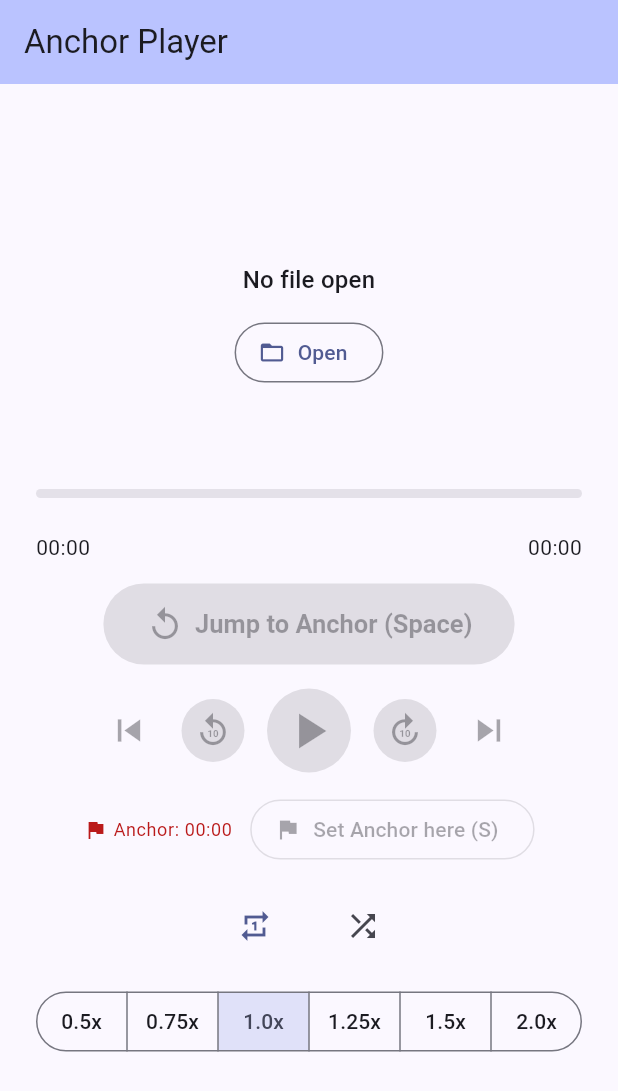
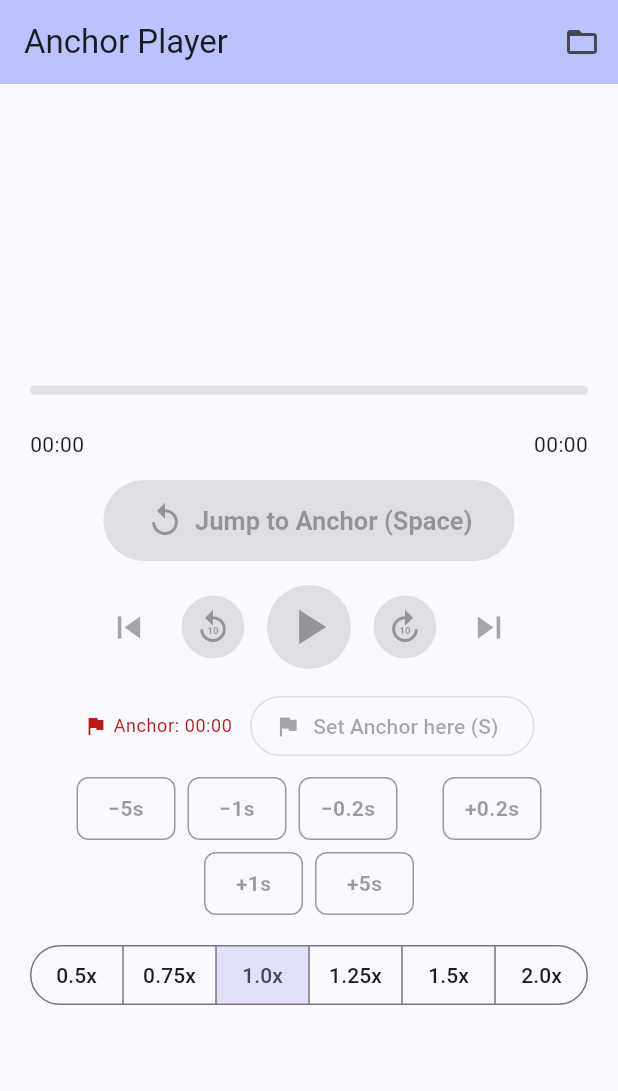
Before and after one commit to hdty/anchor-player, a Flutter app: the screen it shows after launch, on a phone screen of 412 x 824 dp. Shown: the top 1091 px of the screen. Run offline on Flutter 3.47's test engine with Material 3 defaults, Android fonts, the phone set to English and light mode, and no system bars; our stand-ins replace file_picker, just_audio; missing offline and left inert: just_audio_media_kit.

Commit message:
Android support + touch Anchor nudge UI; simplify layout (v0.4.0)
- Android ビルド対応: AGP 9/組み込みKotlinと file_picker の衝突を避け
  AGP 8.11.1 / Kotlin 2.2.20 / Gradle 8.14 に固定。
- タッチで Anchor 微調整するボタン列(±0.2/1/5s、タップ=1回/長押し=連続)を追加。
  キーボード無しの Android/iOS でも操作可能に。ボタン幅も統一。
- レイアウト刷新: ファイル名+フォルダボタンを AppBar に集約し本体を圧縮。
- Repeat/Shuffle を廃止し常に1曲エンドレスリピートに簡素化。

Co-Authored-By: Claude Opus 4.8 <noreply@anthropic.com>

```diff
--- a/lib/main.dart
+++ b/lib/main.dart
@@ -1,6 +1,5 @@
 import 'dart:async';
 import 'dart:io';
-import 'dart:math';
 
 import 'package:flutter/material.dart';
 import 'package:flutter/services.dart';
@@ -35,9 +34,6 @@ class AnchorPlayerApp extends StatelessWidget {
   }
 }
 
-/// リピートモード: off=リピート無し / one=1曲ループ / all=フォルダ全曲ループ。
-enum RepeatMode { off, one, all }
-
 class PlayerPage extends StatefulWidget {
   const PlayerPage({super.key});
 
@@ -48,7 +44,6 @@ class PlayerPage extends StatefulWidget {
 class _PlayerPageState extends State<PlayerPage> {
   final AudioPlayer _player = AudioPlayer();
   final FocusNode _keyboardFocus = FocusNode();
-  final Random _random = Random();
 
   static const Set<String> _audioExts = {
     '.mp3', '.m4a', '.aac', '.wav', '.flac', '.ogg', '.opus',
@@ -63,10 +58,7 @@ class _PlayerPageState extends State<PlayerPage> {
   bool _dragging = false;
   double _speed = 1.0;
 
-  RepeatMode _repeat = RepeatMode.one; // 既定: 1曲ループ。
-  bool _shuffle = false;
-
-  List<String> _playlist = []; // 開いたファイルと同じフォルダ内の音声一覧。
+  List<String> _playlist = []; // 開いたファイルと同じフォルダ内の音声一覧（前/次の曲用）。
   int _index = -1;
 
   final List<StreamSubscription<dynamic>> _subs = [];
@@ -89,15 +81,12 @@ class _PlayerPageState extends State<PlayerPage> {
     _subs.add(_player.processingStateStream.listen((state) {
       if (state == ProcessingState.completed) _onTrackComplete();
     }));
-    _applyLoopMode(); // 既定の RepeatMode.one を just_audio の LoopMode に反映。
+    _applyLoopMode(); // 常に1曲エンドレスリピート。
   }
 
-  /// RepeatMode を just_audio のループ設定に反映する。
-  /// 1曲ループはネイティブのループ再生に任せる（Windowsで確実）。
-  /// シャッフル中は1曲ループを使わない（曲終わりにランダムな次へ進めるため）。
+  /// 常に1曲エンドレスリピート（ネイティブのループ再生に任せる）。
   void _applyLoopMode() {
-    final loopOne = !_shuffle && _repeat == RepeatMode.one;
-    _player.setLoopMode(loopOne ? LoopMode.one : LoopMode.off);
+    _player.setLoopMode(LoopMode.one);
   }
 
   @override
@@ -180,13 +169,6 @@ class _PlayerPageState extends State<PlayerPage> {
   int? _computeNextIndex({required bool wrap}) {
     if (_playlist.isEmpty) return null;
     if (_playlist.length == 1) return wrap ? 0 : null;
-    if (_shuffle) {
-      int n;
-      do {
-        n = _random.nextInt(_playlist.length);
-      } while (n == _index);
-      return n;
-    }
     final n = _index + 1;
     if (n >= _playlist.length) return wrap ? 0 : null;
     return n;
@@ -213,19 +195,9 @@ class _PlayerPageState extends State<PlayerPage> {
   }
 
   void _onTrackComplete() {
-    if (_repeat == RepeatMode.one) {
-      _player.seek(Duration.zero);
-      _player.play();
-      return;
-    }
-    final n = _computeNextIndex(wrap: _repeat == RepeatMode.all);
-    if (n == null) {
-      _player.pause();
-      _player.seek(Duration.zero);
-    } else {
-      _index = n;
-      _loadPath(_playlist[n], autoplay: true);
-    }
+    // 常に1曲エンドレスリピート（LoopMode.one が主。保険で seek+play）。
+    _player.seek(Duration.zero);
+    _player.play();
   }
 
   // ---- 再生制御 ----
@@ -262,13 +234,6 @@ class _PlayerPageState extends State<PlayerPage> {
   void _setAnchorToCurrent() {
     if (_fileName == null) return;
     setState(() => _marker = _position);
-  }
-
-  void _cycleRepeat() {
-    setState(() {
-      _repeat = RepeatMode.values[(_repeat.index + 1) % RepeatMode.values.length];
-    });
-    _applyLoopMode();
   }
 
   KeyEventResult _onKey(FocusNode node, KeyEvent event) {
@@ -350,33 +315,29 @@ class _PlayerPageState extends State<PlayerPage> {
       onKeyEvent: _onKey,
       child: Scaffold(
         appBar: AppBar(
-          title: const Text('Anchor Player'),
+          // タイトル行にファイル名を表示（未選択時はアプリ名）＋右にフォルダボタン。
+          title: Text(
+            _fileName ?? 'Anchor Player',
+            maxLines: 1,
+            overflow: TextOverflow.ellipsis,
+          ),
           backgroundColor: theme.colorScheme.inversePrimary,
+          actions: [
+            IconButton(
+              tooltip: 'Open file',
+              icon: const Icon(Icons.folder_open),
+              onPressed: _openFile,
+            ),
+          ],
         ),
         body: Center(
           child: ConstrainedBox(
             constraints: const BoxConstraints(maxWidth: 640),
             child: SingleChildScrollView(
-              padding: const EdgeInsets.all(24),
+              padding: const EdgeInsets.symmetric(horizontal: 20, vertical: 12),
               child: Column(
                 children: [
-                  // ファイル名（日本語等もそのまま表示）。
-                  Text(
-                    _fileName ?? 'No file open',
-                    style: theme.textTheme.titleMedium,
-                    textAlign: TextAlign.center,
-                    maxLines: 2,
-                    overflow: TextOverflow.ellipsis,
-                  ),
-                  const SizedBox(height: 12),
-
-                  // ファイルを開く（操作部の近く・中央寄せ）。
-                  OutlinedButton.icon(
-                    onPressed: _openFile,
-                    icon: const Icon(Icons.folder_open),
-                    label: const Text('Open'),
-                  ),
-                  const SizedBox(height: 24),
+                  const SizedBox(height: 8),
 
                   // シークバー：旗=マーク / 丸=再生位置。どちらもドラッグで移動。
                   MarkerSeekBar(
@@ -483,41 +444,47 @@ class _PlayerPageState extends State<PlayerPage> {
                       ),
                     ],
                   ),
-                  const SizedBox(height: 16),
+                  const SizedBox(height: 10),
 
-                  // リピート / シャッフル。
-                  Row(
-                    mainAxisAlignment: MainAxisAlignment.center,
+                  // Anchor 微調整ボタン（タップ=1回 / 長押し=連続）。
+                  // タッチ専用環境(Android/iOS)でもキー無しで調整できる。
+                  Wrap(
+                    alignment: WrapAlignment.center,
+                    crossAxisAlignment: WrapCrossAlignment.center,
+                    spacing: 8,
+                    runSpacing: 8,
                     children: [
-                      IconButton(
-                        // シャッフル中はリピートは無関係なので無効化（グレーアウト）。
-                        tooltip: _shuffle
-                            ? 'Repeat (disabled while Shuffle is on)'
-                            : _repeatTooltip(),
-                        isSelected: !_shuffle && _repeat != RepeatMode.off,
-                        onPressed: _shuffle ? null : _cycleRepeat,
-                        color: _shuffle
-                            ? theme.disabledColor
-                            : (_repeat == RepeatMode.off
-                                ? theme.colorScheme.onSurfaceVariant
-                                : theme.colorScheme.primary),
-                        icon: Icon(_repeat == RepeatMode.one
-                            ? Icons.repeat_one
-                            : Icons.repeat),
-                      ),
-                      const SizedBox(width: 24),
-                      IconButton(
-                        tooltip: _shuffle ? 'Shuffle: On' : 'Shuffle: Off',
-                        isSelected: _shuffle,
-                        onPressed: () {
-                          setState(() => _shuffle = !_shuffle);
-                          _applyLoopMode(); // シャッフル切替でループ設定を更新。
-                        },
-                        color: _shuffle
-                            ? theme.colorScheme.primary
-                            : theme.colorScheme.onSurfaceVariant,
-                        icon: const Icon(Icons.shuffle),
-                      ),
+                      _NudgeButton(
+                          label: '−5s',
+                          enabled: hasFile,
+                          onNudge: () =>
+                              _nudgeMarker(const Duration(seconds: -5))),
+                      _NudgeButton(
+                          label: '−1s',
+                          enabled: hasFile,
+                          onNudge: () =>
+                              _nudgeMarker(const Duration(seconds: -1))),
+                      _NudgeButton(
+                          label: '−0.2s',
+                          enabled: hasFile,
+                          onNudge: () =>
+                              _nudgeMarker(const Duration(milliseconds: -200))),
+                      const SizedBox(width: 14),
+                      _NudgeButton(
+                          label: '+0.2s',
+                          enabled: hasFile,
+                          onNudge: () =>
+                              _nudgeMarker(const Duration(milliseconds: 200))),
+                      _NudgeButton(
+                          label: '+1s',
+                          enabled: hasFile,
+                          onNudge: () =>
+                              _nudgeMarker(const Duration(seconds: 1))),
+                      _NudgeButton(
+                          label: '+5s',
+                          enabled: hasFile,
+                          onNudge: () =>
+                              _nudgeMarker(const Duration(seconds: 5))),
                     ],
                   ),
                   const SizedBox(height: 16),
@@ -527,7 +494,11 @@ class _PlayerPageState extends State<PlayerPage> {
                     segments: _speeds
                         .map((s) => ButtonSegment<double>(
                               value: s,
-                              label: Text('${s}x'),
+                              // 各セグメントを同じ幅に揃える。
+                              label: SizedBox(
+                                width: 44,
+                                child: Center(child: Text('${s}x')),
+                              ),
                             ))
                         .toList(),
                     selected: {_speed},
@@ -545,17 +516,6 @@ class _PlayerPageState extends State<PlayerPage> {
         ),
       ),
     );
-  }
-
-  String _repeatTooltip() {
-    switch (_repeat) {
-      case RepeatMode.off:
-        return 'Repeat: Off';
-      case RepeatMode.one:
-        return 'Repeat: One track';
-      case RepeatMode.all:
-        return 'Repeat: All in folder';
-    }
   }
 
   static String _fmt(Duration d) {
@@ -808,3 +768,75 @@ class _SeekBarPainter extends CustomPainter {
         old.enabled != enabled;
   }
 }
+
+/// Anchor 微調整ボタン。タップで1回、長押しで連続的に微調整する。
+/// タッチ（Android/iOS）でもキーボード無しで Anchor をずらせる。
+class _NudgeButton extends StatefulWidget {
+  const _NudgeButton({
+    required this.label,
+    required this.onNudge,
+    required this.enabled,
+  });
+
+  final String label;
+  final VoidCallback onNudge;
+  final bool enabled;
+
+  @override
+  State<_NudgeButton> createState() => _NudgeButtonState();
+}
+
+class _NudgeButtonState extends State<_NudgeButton> {
+  Timer? _timer;
+
+  void _startRepeat() {
+    _timer?.cancel();
+    _timer = Timer.periodic(
+        const Duration(milliseconds: 110), (_) => widget.onNudge());
+  }
+
+  void _stopRepeat() {
+    _timer?.cancel();
+    _timer = null;
+  }
+
+  @override
+  void dispose() {
+    _timer?.cancel();
+    super.dispose();
+  }
+
+  @override
+  Widget build(BuildContext context) {
+    final theme = Theme.of(context);
+    final color =
+        widget.enabled ? theme.colorScheme.primary : theme.disabledColor;
+    return GestureDetector(
+      behavior: HitTestBehavior.opaque,
+      onTap: widget.enabled ? widget.onNudge : null,
+      onLongPressStart: widget.enabled
+          ? (_) {
+              widget.onNudge(); // 長押し開始で即1回、以降は連続。
+              _startRepeat();
+            }
+          : null,
+      onLongPressEnd: widget.enabled ? (_) => _stopRepeat() : null,
+      onLongPressCancel: _stopRepeat,
+      // 固定幅で全ボタンを同じ大きさに揃える。幅を明示するので Wrap 内で
+      // 全幅に広がる問題は起きない（alignment は固定幅内での中央寄せ）。
+      child: Container(
+        width: 66,
+        alignment: Alignment.center,
+        padding: const EdgeInsets.symmetric(vertical: 10),
+        decoration: BoxDecoration(
+          border: Border.all(color: color),
+          borderRadius: BorderRadius.circular(8),
+        ),
+        child: Text(
+          widget.label,
+          style: TextStyle(color: color, fontWeight: FontWeight.w600),
+        ),
+      ),
+    );
+  }
+}
--- a/pubspec.yaml
+++ b/pubspec.yaml
@@ -17,7 +17,7 @@ publish_to: 'none' # Remove this line if you wish to publish to pub.dev
 # https://developer.apple.com/library/archive/documentation/General/Reference/InfoPlistKeyReference/Articles/CoreFoundationKeys.html
 # In Windows, build-name is used as the major, minor, and patch parts
 # of the product and file versions while build-number is used as the build suffix.
-version: 0.3.0+4
+version: 0.4.0+5
 
 environment:
   sdk: ^3.12.2
```
Also changed, not shown: 2 other files.
